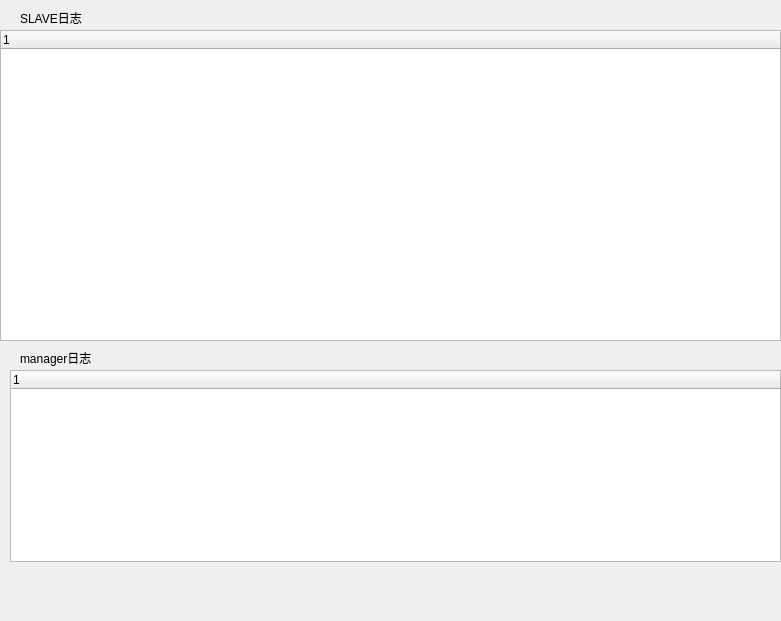
Above: widgets/ui/logUI.ui from shixiutingfen/u2smonitor before the change. Below: the same form after it.
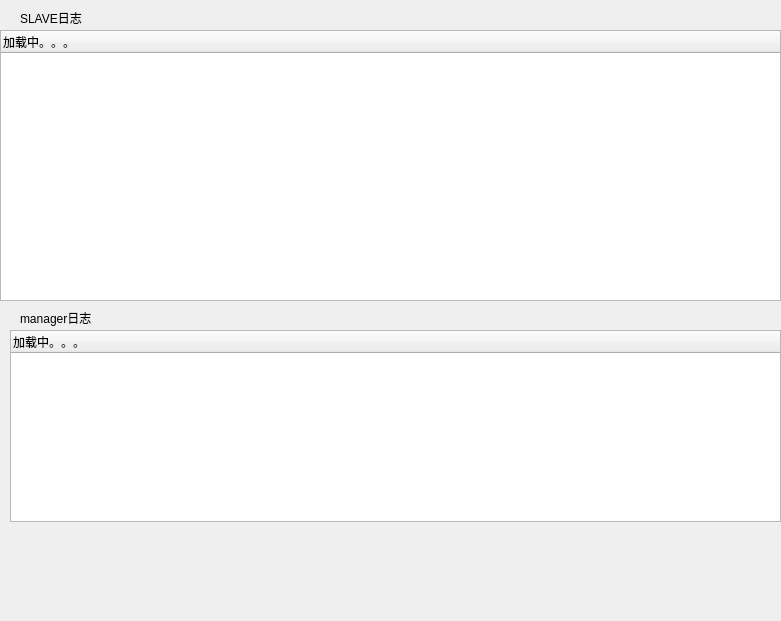
That is the form after the change.

What changed in the file:
```diff
--- a/widgets/ui/logUI.ui
+++ b/widgets/ui/logUI.ui
@@ -32,12 +32,12 @@
      <x>0</x>
      <y>30</y>
      <width>781</width>
-     <height>311</height>
+     <height>271</height>
     </rect>
    </property>
    <column>
     <property name="text">
-     <string notr="true">1</string>
+     <string notr="true">加载中。。。</string>
     </property>
    </column>
   </widget>
@@ -45,7 +45,7 @@
    <property name="geometry">
     <rect>
      <x>20</x>
-     <y>350</y>
+     <y>310</y>
      <width>101</width>
      <height>16</height>
     </rect>
@@ -58,14 +58,14 @@
    <property name="geometry">
     <rect>
      <x>10</x>
-     <y>370</y>
+     <y>330</y>
      <width>771</width>
      <height>192</height>
     </rect>
    </property>
    <column>
     <property name="text">
-     <string notr="true">1</string>
+     <string notr="true">加载中。。。</string>
     </property>
    </column>
   </widget>
```
